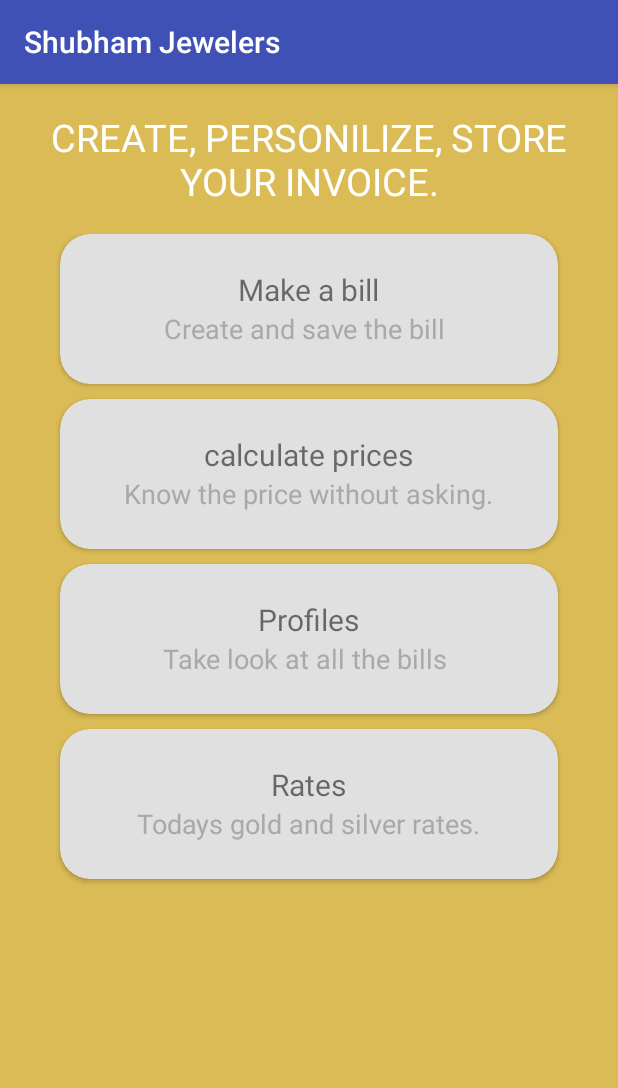
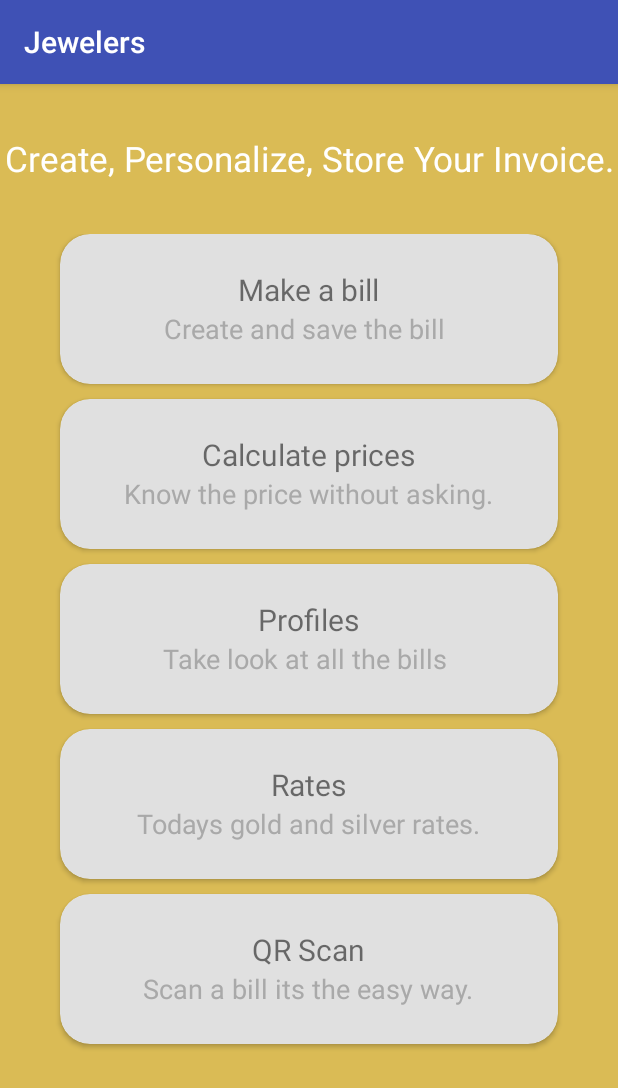
Before and after one commit to eals/ShuvamJewelers, an Android app: the screen it shows after launch (FirstActivity), on a phone screen of 412 x 824 dp. Shown: the top 1088 px of the screen. Run offline under Robolectric (Android 15) with nearby library versions, the phone set to English and light mode, and no system bars.

Commit message:
i have updated scanner .........need to dicuss !!

```diff
--- a/app/build.gradle
+++ b/app/build.gradle
@@ -22,13 +22,13 @@ android {
 dependencies {
     compile fileTree(dir: 'libs', include: ['*.jar'])
     testCompile 'junit:junit:4.12'
-    compile 'com.android.support:appcompat-v7:24.1.1'
+    compile 'com.android.support:appcompat-v7:24.0.0'
     compile 'com.wrapp.floatlabelededittext:library:0.0.6'
     compile 'com.android.support:cardview-v7:24.0.0'
     compile 'com.android.support:recyclerview-v7:24.0.0'
     compile 'com.firebase:firebase-client-android:2.4.0'
     compile 'com.android.support:design:24.0.0'
     compile 'com.getbase:floatingactionbutton:1.9.0'
-
+    compile 'me.dm7.barcodescanner:zxing:1.8.4'
 
 }
--- a/app/src/main/AndroidManifest.xml
+++ b/app/src/main/AndroidManifest.xml
@@ -28,6 +28,7 @@
         <activity android:name=".RatesActivity" />
         <activity android:name=".CalculateActivity" />
         <activity android:name=".MainActivity" />
+        <activity android:name=".Scanner"/>
         <activity android:name=".FinalActivity"></activity>
     </application>
 
--- a/app/src/main/java/com/example/b50i7d/shuvamjewellers/FirstActivity.java
+++ b/app/src/main/java/com/example/b50i7d/shuvamjewellers/FirstActivity.java
@@ -12,7 +12,7 @@ import android.widget.Toast;
  * Created by B50i7D on 9/11/2016.
  */
 public class FirstActivity extends AppCompatActivity {
-    CardView making_bill, calculate, profiles, rates;
+    CardView making_bill, calculate, profiles, rates,scan;
 
 
     //asdjasj
@@ -24,6 +24,7 @@ public class FirstActivity extends AppCompatActivity {
         calculate = (CardView) findViewById(R.id.calculate);
         profiles = (CardView) findViewById(R.id.profiles);
         rates = (CardView) findViewById(R.id.rates);
+        scan = (CardView) findViewById(R.id.scan);
 
         making_bill.setOnClickListener(new View.OnClickListener() {
             @Override
@@ -50,6 +51,13 @@ public class FirstActivity extends AppCompatActivity {
             @Override
             public void onClick(View view) {
                 Intent intent = new Intent(FirstActivity.this, RatesActivity.class);
+                startActivity(intent);
+            }
+        });
+        scan.setOnClickListener(new View.OnClickListener() {
+            @Override
+            public void onClick(View view) {
+                Intent intent = new Intent(FirstActivity.this, Scanner.class);
                 startActivity(intent);
             }
         });
--- a/app/src/main/res/layout/activity_main.xml
+++ b/app/src/main/res/layout/activity_main.xml
@@ -26,7 +26,7 @@
                 android:layout_width="match_parent"
                 android:layout_height="wrap_content"
                 android:background="@color/gold"
-                android:text="Shuvam Jewellers"
+                android:text="Jewellers"
                 android:padding="4dp"
                 android:textSize="20sp"
                 />
--- a/app/src/main/res/layout/first_layout.xml
+++ b/app/src/main/res/layout/first_layout.xml
@@ -12,8 +12,8 @@
     <TextView
         android:layout_width="match_parent"
         android:layout_height="wrap_content"
-        android:text="CREATE, PERSONILIZE, STORE YOUR INVOICE."
-        android:textSize="25sp"
+        android:text="Create, Personalize, Store Your Invoice."
+        android:textSize="23sp"
         android:layout_centerVertical="true"
         android:textAlignment="center"
         android:textColor="#fff"
@@ -84,7 +84,7 @@
                 <TextView
                     android:layout_width="wrap_content"
                     android:layout_height="wrap_content"
-                    android:text="calculate prices"
+                    android:text="Calculate prices"
                     android:textSize="20sp"
                     android:textAlignment="center"
                     android:layout_centerHorizontal="true"
@@ -171,6 +171,41 @@
                     />
             </RelativeLayout>
         </android.support.v7.widget.CardView>
+        <android.support.v7.widget.CardView
+            android:layout_width="match_parent"
+            android:layout_height="100dp"
+            app:cardCornerRadius="20dp"
+            app:cardBackgroundColor="#e0e0e0"
+            android:layout_marginRight="10dp"
+            android:layout_marginLeft="10dp"
+            android:layout_marginBottom="10dp"
+            android:id="@+id/scan"
+            >
+            <RelativeLayout
+                android:layout_width="match_parent"
+                android:layout_height="match_parent"
+                android:padding="23dp"
+                >
+                <TextView
+                    android:layout_width="wrap_content"
+                    android:layout_height="wrap_content"
+                    android:text="QR Scan"
+                    android:textSize="20sp"
+                    android:textAlignment="center"
+                    android:layout_centerHorizontal="true"
+                    android:id="@+id/five"
+                    />
+                <TextView
+                    android:layout_width="wrap_content"
+                    android:layout_height="wrap_content"
+                    android:layout_below="@+id/five"
+                    android:layout_centerHorizontal="true"
+                    android:text="Scan a bill its the easy way."
+                    android:textSize="18sp"
+                    android:textColor="#a9a9a9"
+                    />
+            </RelativeLayout>
+        </android.support.v7.widget.CardView>
     </LinearLayout>
     </ScrollView>
 </LinearLayout>
--- a/app/src/main/res/layout/rates_activity.xml
+++ b/app/src/main/res/layout/rates_activity.xml
@@ -112,7 +112,7 @@
             android:layout_weight="3"
             android:layout_height="wrap_content"
             android:text="Gold Rates per 1 tola"
-            android:textSize="20sp"
+            android:textSize="15sp"
             />
         <TextView
             android:layout_width="0dp"
@@ -244,7 +244,7 @@
             android:layout_weight="3"
             android:layout_height="wrap_content"
             android:text="Silver Rates per 1 tola"
-            android:textSize="20sp"
+            android:textSize="15sp"
             />
         <TextView
             android:layout_width="0dp"
--- /dev/null
+++ b/app/src/main/res/layout/scanner_activity.xml
@@ -0,0 +1,6 @@
+<?xml version="1.0" encoding="utf-8"?>
+<LinearLayout xmlns:android="http://schemas.android.com/apk/res/android"
+    android:orientation="vertical" android:layout_width="match_parent"
+    android:layout_height="match_parent">
+
+</LinearLayout>
--- a/app/src/main/res/values/strings.xml
+++ b/app/src/main/res/values/strings.xml
@@ -1,7 +1,7 @@
 <resources>
-    <string name="app_name"><B><strong>Shubham Jewelers</strong></B></string>
+    <string name="app_name"><B><strong>Jewelers</strong></B></string>
     <string name="action_settings">Settings</string>
-    <string name="bill_title"><B><strong>SHUVAM JEWELLERS</strong></B></string>
+    <string name="bill_title"><B><strong>JEWELLERS</strong></B></string>
     <string name="bill_address"><b>New Road, Kathmandu</b></string>
     <string name="bill_info"><b>We make all kinds of the jewellery.</b></string>
     <string name="phone">4220579(S.)\n4266810(R.)</string>
```
Also changed, not shown: app/src/main/java/com/example/b50i7d/shuvamjewellers/Scanner.java (added, +74 -0 lines), app/src/main/java/com/example/b50i7d/shuvamjewellers/Total_activity.java (+20 -2 lines), 1 other file.
